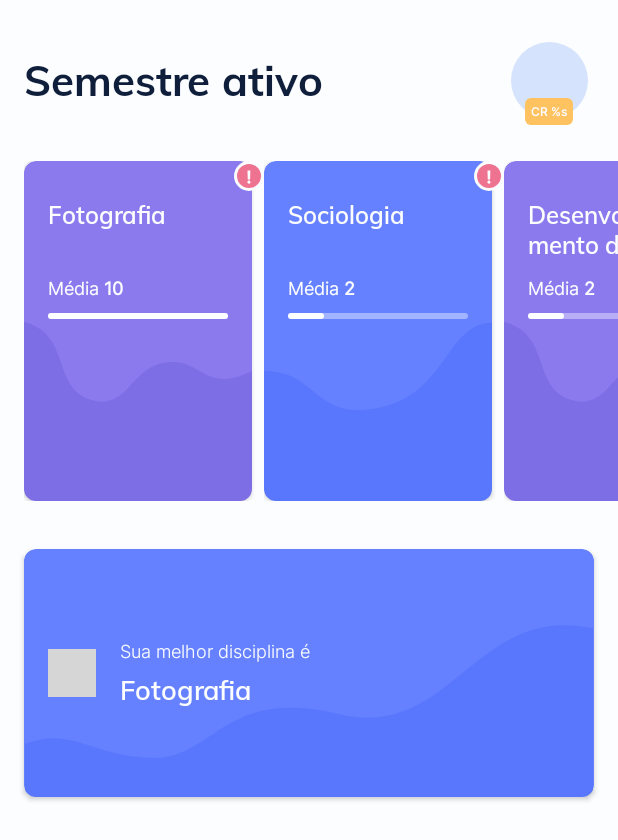
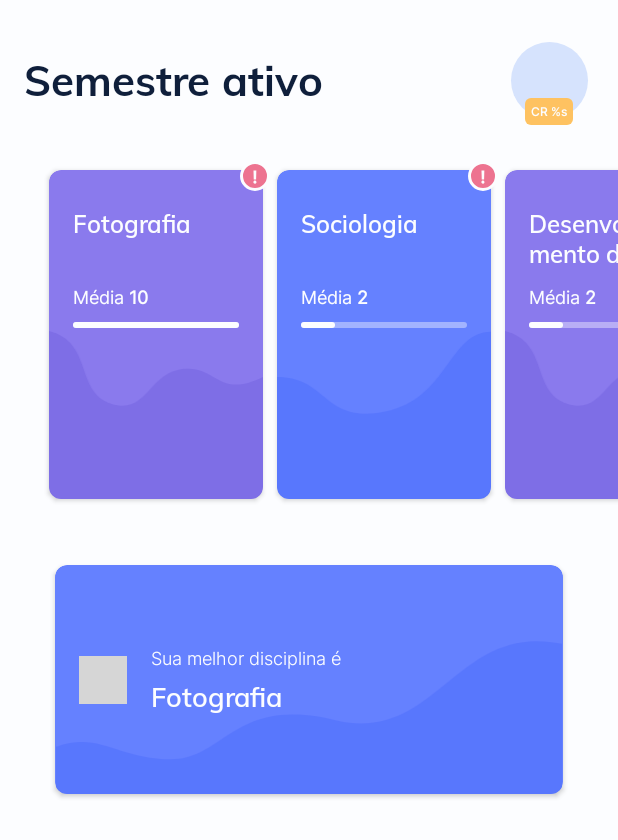
Before and after one commit to OBrunoVieira/Meu-Semestre, an Android app: the screen it shows after launch (HomeActivity), on a phone screen of 412 x 824 dp. Shown: the top 840 px of the screen. Run offline under Robolectric (Android 15) with nearby library versions, the phone set to English and light mode, and no system bars; libraries missing offline, so code that uses them is left out: com.github.mikephil.charting; 13 statements that could not run were skipped; grey boxes are pictures that could not be loaded.

Commit message:
+ ajusta alguns layouts

```diff
--- a/app/src/main/res/layout/vh_best_discipline.xml
+++ b/app/src/main/res/layout/vh_best_discipline.xml
@@ -5,7 +5,10 @@
     android:layout_width="match_parent"
     android:layout_height="wrap_content"
     android:layout_marginTop="@dimen/spacing_thirty_two"
+    android:layout_marginStart="@dimen/spacing_sixteen"
+    android:layout_marginEnd="@dimen/spacing_sixteen"
     app:cardCornerRadius="@dimen/spacing_eight"
+    app:cardUseCompatPadding="true"
     app:cardBackgroundColor="@color/light_blue">
 
     <androidx.constraintlayout.widget.ConstraintLayout
--- a/app/src/main/res/layout/vh_discipline.xml
+++ b/app/src/main/res/layout/vh_discipline.xml
@@ -9,19 +9,20 @@
         android:layout_width="wrap_content"
         android:layout_height="wrap_content"
         android:layout_gravity="end|top"
-        android:elevation="3dp"
+        android:elevation="@dimen/spacing_four"
+        android:importantForAccessibility="no"
         android:src="@drawable/vector_warning" />
 
     <androidx.cardview.widget.CardView
         android:id="@+id/discipline_card_view"
         android:layout_width="@dimen/max_discipline_width"
         android:layout_height="wrap_content"
-        android:layout_marginEnd="@dimen/spacing_eight"
         android:clickable="true"
         android:focusable="true"
         android:foreground="?android:attr/selectableItemBackground"
         app:cardBackgroundColor="@color/light_blue"
-        app:cardCornerRadius="@dimen/spacing_eight">
+        app:cardCornerRadius="@dimen/spacing_eight"
+        app:cardUseCompatPadding="true">
 
         <androidx.constraintlayout.widget.ConstraintLayout
             android:layout_width="match_parent"
--- a/app/src/main/res/layout/vh_discipline_list.xml
+++ b/app/src/main/res/layout/vh_discipline_list.xml
@@ -6,6 +6,9 @@
     android:layout_width="match_parent"
     android:layout_height="wrap_content"
     android:orientation="horizontal"
+    android:clipToPadding="false"
+    android:paddingStart="@dimen/spacing_twelve"
+    android:paddingEnd="@dimen/spacing_twelve"
     android:overScrollMode="never"
     app:layoutManager="androidx.recyclerview.widget.LinearLayoutManager"
     tools:itemCount="10"
```
